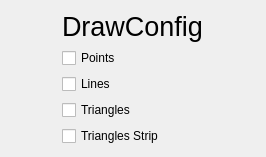
The window that src/widgets/UI/DrawConfigView.ui (DisonGo/s21_3DViewer) describes before a commit, drawn with Qt 5.
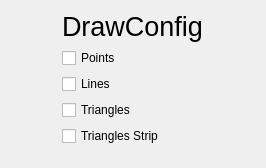
The same window after the commit.

Patch:
```diff
--- a/src/widgets/UI/DrawConfigView.ui
+++ b/src/widgets/UI/DrawConfigView.ui
@@ -7,12 +7,15 @@
     <x>0</x>
     <y>0</y>
     <width>266</width>
-    <height>157</height>
+    <height>168</height>
    </rect>
   </property>
   <property name="windowTitle">
    <string>Form</string>
   </property>
+  <property name="styleSheet">
+   <string notr="true"/>
+  </property>
   <layout class="QGridLayout" name="gridLayout">
    <item row="0" column="0">
     <layout class="QFormLayout" name="DrawConfigForm">
```
